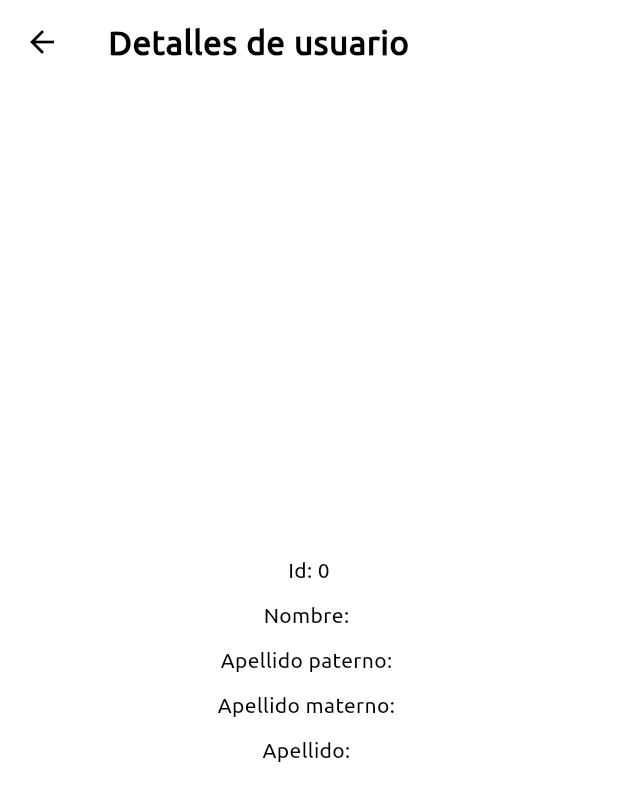
After one commit to Piero16301/Cuy_App, a Flutter app: the UserView screen opened directly, on a phone screen of 412 x 824 dp. The commit adds this screen. Shown: the top 801 px of the screen. Run offline on Flutter 3.47's test engine with Material 2 defaults, Android fonts, the phone set to English and light mode, and no system bars; our stand-ins replace bloc, dio, equatable, flutter_bloc, go_router, shared_preferences; accounts and stored records are empty; generated files the repository leaves out were written again; network calls fail.

Commit message:
Se termina detalles de usuario

```diff
--- a/lib/app/routes/routes.dart
+++ b/lib/app/routes/routes.dart
@@ -1,6 +1,7 @@
 import 'package:cuy_app/login/login.dart';
 import 'package:cuy_app/plans/plans.dart';
 import 'package:cuy_app/system/system.dart';
+import 'package:cuy_app/user/user.dart';
 import 'package:go_router/go_router.dart';
 import 'package:local_repository/local_repository.dart';
 
@@ -20,6 +21,10 @@ GoRouter goRouter(LocalRepository localRepository) {
         path: '/login',
         builder: (context, state) => const LoginPage(),
       ),
+      GoRoute(
+        path: '/user',
+        builder: (context, state) => const UserPage(),
+      ),
     ],
   );
 }
--- a/lib/login/view/login_view.dart
+++ b/lib/login/view/login_view.dart
@@ -13,7 +13,7 @@ class LoginView extends StatelessWidget {
     return BlocConsumer<LoginCubit, LoginState>(
       listener: (context, state) {
         if (state.status.isSuccess) {
-          context.go('/home');
+          context.go('/plans');
         } else if (state.status.isFailure) {
           ScaffoldMessenger.of(context).clearSnackBars();
           ScaffoldMessenger.of(context).showSnackBar(
--- /dev/null
+++ b/lib/user/cubit/user_cubit.dart
@@ -0,0 +1,22 @@
+import 'package:bloc/bloc.dart';
+import 'package:equatable/equatable.dart';
+import 'package:flutter/material.dart';
+import 'package:local_repository/local_repository.dart';
+import 'package:user_api/user_api.dart';
+
+part 'user_state.dart';
+
+class UserCubit extends Cubit<UserState> {
+  UserCubit(this._localRepository) : super(const UserState());
+
+  final LocalRepository _localRepository;
+
+  void loadUserDetails() {
+    try {
+      final user = User.fromJson(_localRepository.getUserDetails());
+      emit(state.copyWith(user: user));
+    } catch (e) {
+      debugPrint(e.toString());
+    }
+  }
+}
--- /dev/null
+++ b/lib/user/cubit/user_state.dart
@@ -0,0 +1,22 @@
+part of 'user_cubit.dart';
+
+class UserState extends Equatable {
+  const UserState({
+    this.user,
+  });
+
+  final User? user;
+
+  UserState copyWith({
+    User? user,
+  }) {
+    return UserState(
+      user: user ?? this.user,
+    );
+  }
+
+  @override
+  List<Object?> get props => [
+        user,
+      ];
+}
--- /dev/null
+++ b/lib/user/user.dart
@@ -0,0 +1,2 @@
+export 'cubit/user_cubit.dart';
+export 'view/view.dart';
--- /dev/null
+++ b/lib/user/view/user_view.dart
@@ -0,0 +1,44 @@
+import 'package:cuy_app/user/user.dart';
+import 'package:flutter/material.dart';
+import 'package:flutter_bloc/flutter_bloc.dart';
+import 'package:user_api/user_api.dart';
+
+class UserView extends StatelessWidget {
+  const UserView({super.key});
+
+  @override
+  Widget build(BuildContext context) {
+    final user = context.select<UserCubit, User>((cubit) => cubit.state.user!);
+
+    return Scaffold(
+      appBar: AppBar(
+        title: Text(
+          'Detalles de usuario',
+          style: Theme.of(context).textTheme.bodyLarge!.copyWith(fontSize: 22),
+        ),
+      ),
+      body: Padding(
+        padding: const EdgeInsets.all(10),
+        child: Center(
+          child: SingleChildScrollView(
+            physics: const BouncingScrollPhysics(),
+            child: Column(
+              mainAxisAlignment: MainAxisAlignment.center,
+              children: [
+                Text('Id: ${user.id}'),
+                const SizedBox(height: 10),
+                Text('Nombre: ${user.name}'),
+                const SizedBox(height: 10),
+                Text('Apellido paterno: ${user.lastNameFather}'),
+                const SizedBox(height: 10),
+                Text('Apellido materno: ${user.lastNameMother}'),
+                const SizedBox(height: 10),
+                Text('Apellido: ${user.lastName}'),
+              ],
+            ),
+          ),
+        ),
+      ),
+    );
+  }
+}
--- /dev/null
+++ b/lib/user/view/view.dart
@@ -0,0 +1,2 @@
+export 'user_page.dart';
+export 'user_view.dart';
--- a/packages/local_api/lib/src/local_api.dart
+++ b/packages/local_api/lib/src/local_api.dart
@@ -7,4 +7,12 @@ abstract class ILocalApiRemote {
 
   /// Retorna el token de OAuth del usuario
   String? getUserOAuthToken();
+
+  /// Guarda detalles del usuario
+  Future<void> saveUserDetails({
+    required Map<String, dynamic> user,
+  });
+
+  /// Obtiene detalles del usuario
+  Map<String, dynamic> getUserDetails();
 }
--- a/packages/local_repository/lib/src/local_repository.dart
+++ b/packages/local_repository/lib/src/local_repository.dart
@@ -20,4 +20,16 @@ class LocalRepository {
   String? getUserOAuthToken() {
     return _apiRemote.getUserOAuthToken();
   }
+
+  /// Guarda detalles del usuario
+  Future<void> saveUserDetails({
+    required Map<String, dynamic> user,
+  }) async {
+    await _apiRemote.saveUserDetails(user: user);
+  }
+
+  /// Obtiene detalles del usuario
+  Map<String, dynamic> getUserDetails() {
+    return _apiRemote.getUserDetails();
+  }
 }
--- a/packages/user_api/lib/src/user_api.dart
+++ b/packages/user_api/lib/src/user_api.dart
@@ -14,6 +14,7 @@ abstract class IUserApiRemote {
   Future<User> authenticateUser({
     required String user,
     required String password,
+    required String systemOAuthToken,
   });
 
   /// Listar planes de usuario
--- a/packages/user_repository/lib/src/user_repository.dart
+++ b/packages/user_repository/lib/src/user_repository.dart
@@ -26,10 +26,12 @@ class UserRepository {
   Future<User> authenticateUser({
     required String user,
     required String password,
+    required String systemOAuthToken,
   }) async {
     return _userApiRemote.authenticateUser(
       user: user,
       password: password,
+      systemOAuthToken: systemOAuthToken,
     );
   }
 
```
Also changed, not shown: lib/login/cubit/login_cubit.dart (+9 -1 lines), lib/user/view/user_page.dart (added, +18 -0 lines), packages/local_api_remote/lib/src/local_api_remote.dart (+13 -0 lines), packages/user_api_remote/lib/src/user_api_remote.dart (+3 -4 lines).
